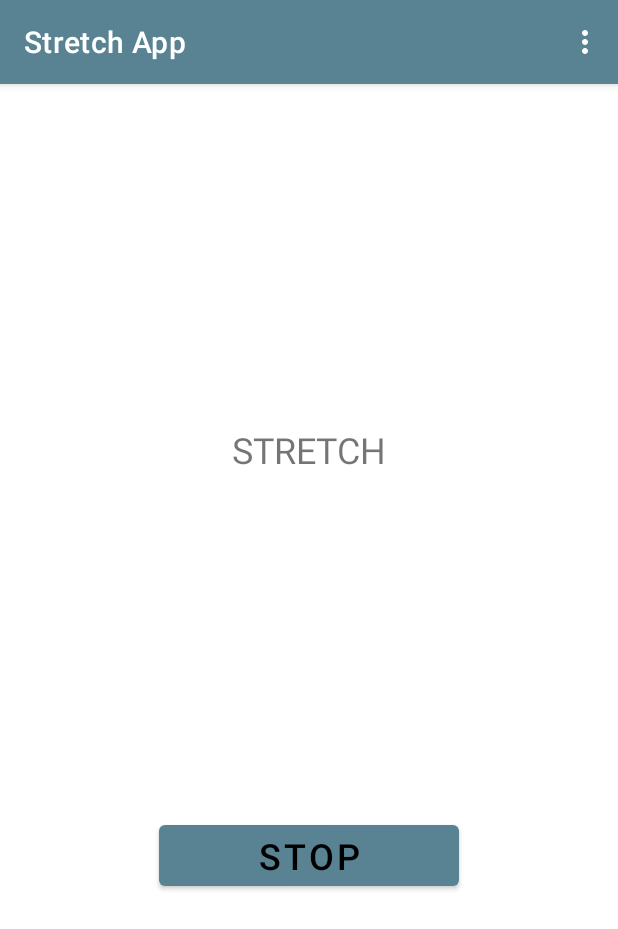
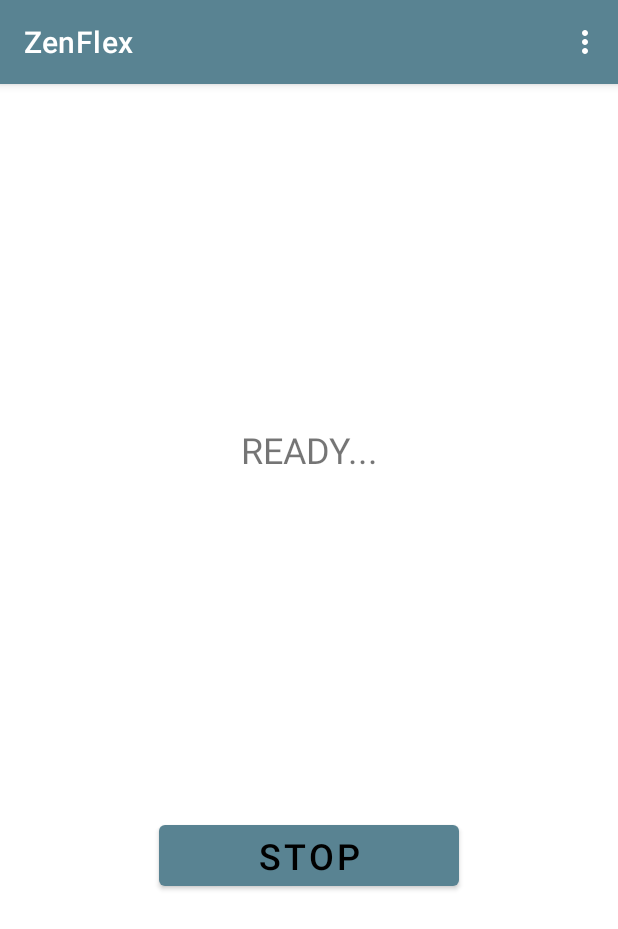
Before and after one commit to ivanneto02/StretchApp, an Android app: the screen it shows after launch (MainActivity), after a tap on "START", on a phone screen of 412 x 824 dp. Shown: the top 929 px of the screen. Run offline under Robolectric (Android 15) with nearby library versions, the phone set to English and light mode, and no system bars; our stand-ins replace navigation-ui.

Commit message:
Refactoring application

```diff
--- a/app/build.gradle
+++ b/app/build.gradle
@@ -8,7 +8,7 @@ android {
     buildToolsVersion "30.0.3"
 
     defaultConfig {
-        applicationId "com.example.stretchapp"
+        applicationId "com.example.ZenFlex"
         minSdkVersion 24
         targetSdkVersion 30
         versionCode 1
--- a/app/src/main/java/com/example/stretchapp/FirstFragment.kt
+++ b/app/src/main/java/com/example/zenflex/FirstFragment.kt
@@ -1,14 +1,11 @@
-package com.example.stretchapp
+package com.example.zenflex
 
 import android.os.Bundle
 import androidx.fragment.app.Fragment
 import android.view.LayoutInflater
 import android.view.View
 import android.view.ViewGroup
-import androidx.navigation.fragment.findNavController
-import com.example.stretchapp.databinding.FragmentFirstBinding
-import com.example.stretchapp.Timer
-import com.example.stretchapp.MainActivityTimerListener
+import com.example.zenflex.databinding.FragmentFirstBinding
 import android.media.MediaPlayer
 
 /**
@@ -46,7 +43,7 @@ class FirstFragment : Fragment(), MainActivityTimerListener {
             if (stretchingSequenceOn) {
                 // Initialize timer and send start signal to timer
                 myTimer = Timer(this, 20, 10);
-                myTimer?.startStretchTimer();
+                myTimer?.startTimer();
             }
             else {
                 // Send the stop signal to timer
@@ -64,8 +61,6 @@ class FirstFragment : Fragment(), MainActivityTimerListener {
     }
 
     override fun onTimerSequenceStopped() {
-//        TODO("Not yet implemented")
-
         // change UI components
         binding.buttonStartStop.text = "START";
         binding.textviewFirst.text = "Click button to start your stretch";
@@ -76,8 +71,19 @@ class FirstFragment : Fragment(), MainActivityTimerListener {
         mediaPlayer.start();
     }
 
+    override fun onTimerSequenceStarted() {
+
+        // change UI components
+        binding.buttonStartStop.text = "STOP";
+        binding.textviewFirst.text = "READY...";
+
+        // play the sound for this action
+        val audioID = resources.getIdentifier("starting1", "raw", context?.packageName);
+        var mediaPlayer = MediaPlayer.create(context, audioID);
+        mediaPlayer.start();
+    }
+
     override fun onStretchTimerStarted() {
-//      TODO("Not yet implemented")
         println("[MainActivityTimerListener] stretch timer started")
 
         // change UI components
@@ -91,7 +97,6 @@ class FirstFragment : Fragment(), MainActivityTimerListener {
     }
 
     override fun onStretchTimerStopped() {
-//        TODO("Not yet implemented")
         println("[MainActivityTimerListener] stretch timer stopped")
 
         // change UI components
@@ -104,7 +109,6 @@ class FirstFragment : Fragment(), MainActivityTimerListener {
     }
 
     override fun onRestTimerStarted() {
-//        TODO("Not yet implemented")
         println("[MainActivityTimerListener] rest timer started")
 
         // change UI components
@@ -117,7 +121,6 @@ class FirstFragment : Fragment(), MainActivityTimerListener {
     }
 
     override fun onRestTimerStopped() {
-//        TODO("Not yet implemented")
         println("[MainActivityTimerListener] rest timer stopped")
 
         // change UI components
--- a/app/src/main/java/com/example/stretchapp/MainActivityTimerListener.kt
+++ b/app/src/main/java/com/example/zenflex/MainActivityTimerListener.kt
@@ -1,7 +1,8 @@
-package com.example.stretchapp
+package com.example.zenflex
 
 interface MainActivityTimerListener {
     fun onTimerSequenceStopped();
+    fun onTimerSequenceStarted();
     fun onStretchTimerStarted();
     fun onStretchTimerStopped();
     fun onRestTimerStarted();
--- a/app/src/main/java/com/example/stretchapp/SecondFragment.kt
+++ b/app/src/main/java/com/example/zenflex/SecondFragment.kt
@@ -1,12 +1,11 @@
-package com.example.stretchapp
+package com.example.zenflex
 
 import android.os.Bundle
 import androidx.fragment.app.Fragment
 import android.view.LayoutInflater
 import android.view.View
 import android.view.ViewGroup
-import androidx.navigation.fragment.findNavController
-import com.example.stretchapp.databinding.FragmentSecondBinding
+import com.example.zenflex.databinding.FragmentSecondBinding
 
 /**
  * A simple [Fragment] subclass as the second destination in the navigation.
--- a/app/src/main/java/com/example/stretchapp/Timer.kt
+++ b/app/src/main/java/com/example/zenflex/Timer.kt
@@ -1,5 +1,4 @@
-package com.example.stretchapp
-import com.example.stretchapp.MainActivityTimerListener
+package com.example.zenflex
 import android.os.CountDownTimer
 
 class Timer(
@@ -10,6 +9,9 @@ class Timer(
     // keeps track of whether we should stop or continue
     private var stretchingSequenceOn: Boolean = false;
 
+    // starting timer
+    private var startingCooldownTimer: CountDownTimer? = null;
+
     // keep track of stretch and rest timing
     private var stretchTimer: CountDownTimer? = null;
     private var restTimer: CountDownTimer? = null;
@@ -17,6 +19,39 @@ class Timer(
     // keep track of cooldown timing
     private var stretchCooldownTimer: CountDownTimer? = null;
     private var restCooldownTimer: CountDownTimer? = null;
+
+    fun startTimer() : Boolean {
+
+        println("[Timer] starting entire Timer")
+
+        // Makes sure the internal state is false
+        stretchingSequenceOn = true;
+
+        // will time the stretching
+        startingCooldownTimer = object : CountDownTimer(3000, 200) {
+
+            override fun onTick(millisUntilFinished: Long) {
+                // TODO("Will need to check if we have to stop")
+                if (stretchingSequenceOn) {
+                    println("[Timer] ticking starting timer");
+                }
+                else {
+                    this.cancel();
+                }
+            }
+
+            override fun onFinish() {
+                // TODO("Not yet implemented")
+                startStretchTimer();
+            }
+        }
+        startingCooldownTimer?.start()
+
+        // calls UI updates when the timer stops
+        mainActivityListener.onTimerSequenceStarted();
+
+        return true;
+    }
 
     fun stopTimer() : Boolean {
 
@@ -35,9 +70,6 @@ class Timer(
     }
 
     fun startStretchTimer() : Boolean {
-
-        // Makes sure the internal state is true
-        stretchingSequenceOn = true;
 
         // STUB: TODO
         println("[Timer] starting stretch timer.")
--- a/app/src/main/res/layout/activity_main.xml
+++ b/app/src/main/res/layout/activity_main.xml
@@ -9,14 +9,14 @@
     <com.google.android.material.appbar.AppBarLayout
         android:layout_width="match_parent"
         android:layout_height="wrap_content"
-        android:theme="@style/Theme.StretchApp.AppBarOverlay">
+        android:theme="@style/Theme.ZenFlex.AppBarOverlay">
 
         <androidx.appcompat.widget.Toolbar
             android:id="@+id/toolbar"
             android:layout_width="match_parent"
             android:layout_height="?attr/actionBarSize"
             android:background="?attr/colorPrimary"
-            app:popupTheme="@style/Theme.StretchApp.PopupOverlay" />
+            app:popupTheme="@style/Theme.ZenFlex.PopupOverlay" />
 
     </com.google.android.material.appbar.AppBarLayout>
 
--- a/app/src/main/res/menu/menu_main.xml
+++ b/app/src/main/res/menu/menu_main.xml
@@ -1,7 +1,7 @@
 <menu xmlns:android="http://schemas.android.com/apk/res/android"
     xmlns:app="http://schemas.android.com/apk/res-auto"
     xmlns:tools="http://schemas.android.com/tools"
-    tools:context="com.example.stretchapp.MainActivity">
+    tools:context="com.example.zenflex.MainActivity">
     <item
         android:id="@+id/action_settings"
         android:orderInCategory="100"
--- a/app/src/main/res/navigation/nav_graph.xml
+++ b/app/src/main/res/navigation/nav_graph.xml
@@ -7,7 +7,7 @@
 
     <fragment
         android:id="@+id/FirstFragment"
-        android:name="com.example.stretchapp.FirstFragment"
+        android:name="com.example.zenflex.FirstFragment"
         android:label="@string/first_fragment_label"
         tools:layout="@layout/fragment_first">
 
@@ -17,7 +17,7 @@
     </fragment>
 <!--    <fragment-->
 <!--        android:id="@+id/SecondFragment"-->
-<!--        android:name="com.example.stretchapp.SecondFragment"-->
+<!--        android:name="com.example.ZenFlex.SecondFragment"-->
 <!--        android:label="@string/second_fragment_label"-->
 <!--        tools:layout="@layout/fragment_second">-->
 
--- a/app/src/main/res/values-night/themes.xml
+++ b/app/src/main/res/values-night/themes.xml
@@ -1,6 +1,6 @@
 <resources xmlns:tools="http://schemas.android.com/tools">
     <!-- Base application theme. -->
-    <style name="Theme.StretchApp" parent="Theme.MaterialComponents.DayNight.DarkActionBar">
+    <style name="Theme.ZenFlex" parent="Theme.MaterialComponents.DayNight.DarkActionBar">
         <!-- Primary brand color. -->
         <item name="colorPrimary">@color/bluevar1</item>
         <item name="colorPrimaryVariant">@color/bluevar1</item>
--- a/app/src/main/res/values/strings.xml
+++ b/app/src/main/res/values/strings.xml
@@ -1,8 +1,8 @@
 <resources>
-    <string name="app_name">StretchApp</string>
+    <string name="app_name">ZenFlex</string>
     <string name="action_settings">Settings</string>
     <!-- Strings used for fragments for navigation -->
-    <string name="first_fragment_label">Stretch App</string>
+    <string name="first_fragment_label">ZenFlex</string>
     <string name="second_fragment_label">Second Fragment</string>
     <string name="next">Next</string>
     <string name="previous">Previous</string>
--- a/app/src/main/res/values/themes.xml
+++ b/app/src/main/res/values/themes.xml
@@ -1,6 +1,6 @@
 <resources xmlns:tools="http://schemas.android.com/tools">
     <!-- Base application theme. -->
-    <style name="Theme.StretchApp" parent="Theme.MaterialComponents.DayNight.DarkActionBar">
+    <style name="Theme.ZenFlex" parent="Theme.MaterialComponents.DayNight.DarkActionBar">
         <!-- Primary brand color. -->
         <item name="colorPrimary">@color/bluevar3</item>
         <item name="colorPrimaryVariant">@color/bluevar3</item>
@@ -14,11 +14,11 @@
         <!-- Customize your theme here. -->
     </style>
 
-    <style name="Theme.StretchApp.NoActionBar">
+    <style name="Theme.ZenFlex.NoActionBar">
         <item name="windowActionBar">false</item>
         <item name="windowNoTitle">true</item>
     </style>
 
-    <style name="Theme.StretchApp.AppBarOverlay" parent="ThemeOverlay.AppCompat.Dark.ActionBar" />
-    <style name="Theme.StretchApp.PopupOverlay" parent="ThemeOverlay.AppCompat.Light" />
+    <style name="Theme.ZenFlex.AppBarOverlay" parent="ThemeOverlay.AppCompat.Dark.ActionBar" />
+    <style name="Theme.ZenFlex.PopupOverlay" parent="ThemeOverlay.AppCompat.Light" />
 </resources>
--- a/settings.gradle
+++ b/settings.gradle
@@ -1,2 +1,2 @@
-rootProject.name = "StretchApp"
+rootProject.name = "ZenFlex"
 include ':app'
```
Also changed, not shown: app/src/main/AndroidManifest.xml (+6 -6 lines), app/src/main/java/com/example/zenflex/MainActivity.kt (renamed from app/src/main/java/com/example/stretchapp/MainActivity.kt, +7 -7 lines), 4 other files.
